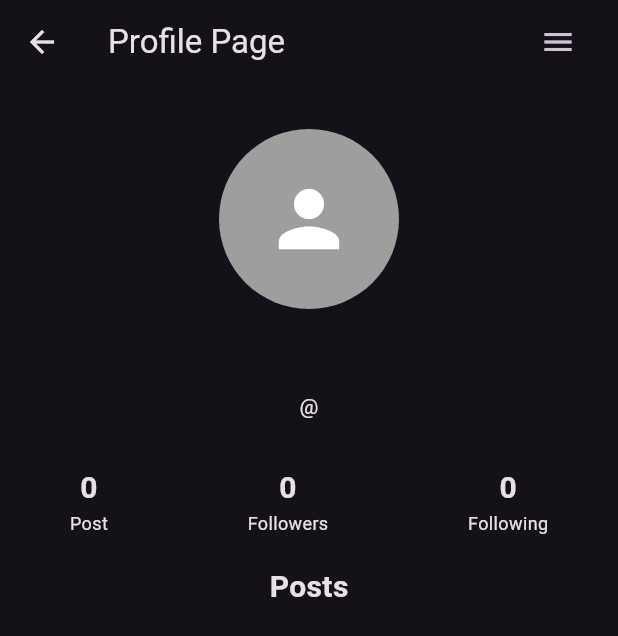
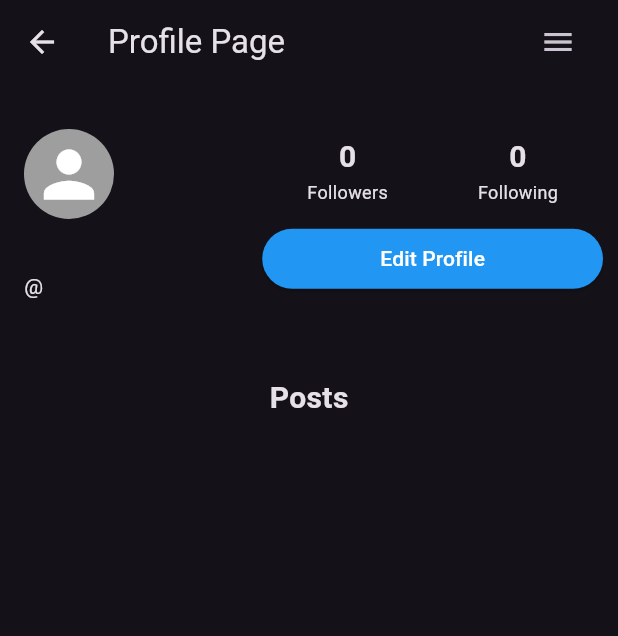
Before and after one commit to Keshav2606/InfiSocial, a Flutter app: the ProfilePage screen opened directly with empty values, on a phone screen of 412 x 824 dp. Shown: the top 636 px of the screen. Run offline on Flutter 3.47's test engine with Material 3 defaults, Android fonts, the phone set to English and light mode, and no system bars; our stand-ins replace firebase_auth, firebase_core, firebase_remote_config, font_awesome_flutter, google_generative_ai, google_sign_in and 2 more; missing offline and left inert: cloudinary_flutter, stream_chat_flutter; accounts and stored records are empty; network calls fail.

Commit message:
Modifications & Bug fixes

```diff
--- a/infisocial_flutter/lib/controllers/login_controller.dart
+++ b/infisocial_flutter/lib/controllers/login_controller.dart
@@ -65,11 +65,11 @@ class SignInController {
 
         // debugPrint("Response Body of Login: $responseBody");
 
-        debugPrint("debug Hii 1");
+        // debugPrint("debug Hii 1");
 
         final user = UserModel.fromJson(responseBody);
 
-        debugPrint("debug Hii 2");
+        // debugPrint("debug Hii 2");
 
         return user;
       } else {
--- a/infisocial_flutter/lib/pages/add_post_page.dart
+++ b/infisocial_flutter/lib/pages/add_post_page.dart
@@ -67,10 +67,10 @@ class _AddPostPageState extends State<AddPostPage> {
         padding: const EdgeInsets.all(16.0),
         child: Column(
           children: [
-            TextField(
+            TextFormField(
               controller: captionController,
               decoration: const InputDecoration(
-                hintText: 'Write a caption...',
+                hintText: 'Write something...',
               ),
               maxLines: null,
             ),
--- a/infisocial_flutter/lib/pages/profile_page.dart
+++ b/infisocial_flutter/lib/pages/profile_page.dart
@@ -216,13 +216,22 @@ class _ProfilePageState extends State<ProfilePage> {
                   children: [
                     Container(
                       padding: const EdgeInsets.symmetric(
-                          vertical: 30, horizontal: 20),
+                        vertical: 30,
+                        horizontal: 10,
+                      ),
+                      child: Row(
+                        children: [
+                          Container(
+                            width: MediaQuery.of(context).size.width * 0.4,
+                            padding: EdgeInsets.symmetric(horizontal: 6),
                             child: Column(
+                              crossAxisAlignment: CrossAxisAlignment.start,
                               children: [
                                 GestureDetector(
                                   onTap: () {
                                     if (user!.id == currentUser!.id) {
-                                _openModalBottomSheet(user!.avatarUrl != null);
+                                      _openModalBottomSheet(
+                                          user!.avatarUrl != null);
                                     } else {
                                       showDialog(
                                           context: context,
@@ -235,7 +244,8 @@ class _ProfilePageState extends State<ProfilePage> {
                                               padding: EdgeInsets.symmetric(
                                                   horizontal: 4, vertical: 6),
                                               child: user!.avatarUrl != ''
-                                            ? Image.network(user!.avatarUrl!)
+                                                  ? Image.network(
+                                                      user!.avatarUrl!)
                                                   : const Icon(
                                                       Icons.person,
                                                       size: 100,
@@ -245,8 +255,8 @@ class _ProfilePageState extends State<ProfilePage> {
                                     }
                                   },
                                   child: Container(
-                              width: 120,
-                              height: 120,
+                                    width: 60,
+                                    height: 60,
                                     decoration: const BoxDecoration(
                                       shape: BoxShape.circle,
                                       color: Colors.grey,
@@ -261,7 +271,7 @@ class _ProfilePageState extends State<ProfilePage> {
                                           )
                                         : const Icon(
                                             Icons.person,
-                                      size: 60,
+                                            size: 50,
                                           ),
                                   ),
                                 ),
@@ -270,38 +280,23 @@ class _ProfilePageState extends State<ProfilePage> {
                                 ),
                                 Text(
                                   "${user!.firstName} ${user!.lastName}",
+                                  softWrap: true,
                                   style: const TextStyle(
                                     fontWeight: FontWeight.bold,
-                              fontSize: 30,
+                                    fontSize: 16,
                                   ),
                                 ),
                                 Text('@${user!.username}'),
                               ],
                             ),
                           ),
+                          Expanded(
+                            child: Column(
+                              children: [
                                 Row(
-                      mainAxisAlignment: MainAxisAlignment.spaceAround,
+                                  mainAxisAlignment:
+                                      MainAxisAlignment.spaceAround,
                                   children: [
-                        Column(
-                          children: [
-                            // User Posts data
-                            Text(
-                              userPosts.length.toString(),
-                              style: const TextStyle(
-                                fontSize: 20,
-                                fontWeight: FontWeight.bold,
-                              ),
-                            ),
-
-                            const Text(
-                              'Post',
-                              style: TextStyle(
-                                fontSize: 12,
-                                fontWeight: FontWeight.w400,
-                              ),
-                            ),
-                          ],
-                        ),
                                     Column(
                                       children: [
                                         // Users followers data
@@ -342,6 +337,55 @@ class _ProfilePageState extends State<ProfilePage> {
                                     ),
                                   ],
                                 ),
+                                SizedBox(
+                                  height: 12,
+                                ),
+                                if (user!.id == currentUser!.id)
+                                  SizedBox(
+                                    width: double.infinity,
+                                    child: ElevatedButton(
+                                      onPressed: () {
+                                        Navigator.push(
+                                          context,
+                                          MaterialPageRoute(
+                                            builder: (context) =>
+                                                const MenuPage(),
+                                          ),
+                                        );
+                                      },
+                                      style: ElevatedButton.styleFrom(
+                                        foregroundColor: Colors.white,
+                                        backgroundColor: Colors.blue,
+                                      ),
+                                      child: const Text('Edit Profile'),
+                                    ),
+                                  ),
+                                if (user!.id != currentUser!.id)
+                                  SizedBox(
+                                    width: double.infinity,
+                                    child: ElevatedButton(
+                                      onPressed: () {
+                                        // Navigator.push(
+                                        //   context,
+                                        //   MaterialPageRoute(
+                                        //     builder: (context) =>
+                                        //         const MenuPage(),
+                                        //   ),
+                                        // );
+                                      },
+                                      style: ElevatedButton.styleFrom(
+                                        foregroundColor: Colors.white,
+                                        backgroundColor: Colors.blue,
+                                      ),
+                                      child: const Text('Follow'),
+                                    ),
+                                  ),
+                              ],
+                            ),
+                          ),
+                        ],
+                      ),
+                    ),
                     const SizedBox(
                       height: 20,
                     ),
```
Also changed, not shown: infisocial_flutter/lib/controllers/users_controller.dart (+34 -1 lines), infisocial_flutter/lib/pages/ai_chatbot_page.dart (+17 -16 lines), infisocial_flutter/lib/pages/chats_list_page.dart (+26 -0 lines), infisocial_flutter/lib/pages/create_channel_page.dart (+90 -49 lines), infisocial_flutter/lib/pages/login_page.dart (+10 -0 lines), infisocial_flutter/lib/services/stream_chat_service.dart (+14 -0 lines), 130 other files. Lines whose indentation alone changed are shown as unchanged.
